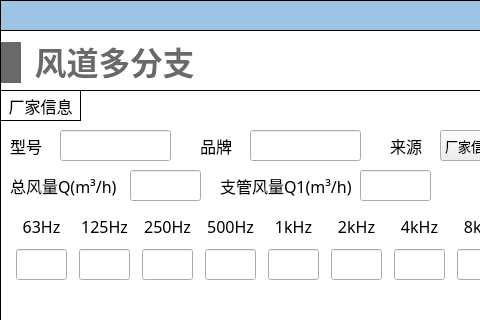
haobana/NoiCal, file NoiseCalSoft/inputDialog/dialog_duct_with_multi_ranc.ui: the form before one commit; both pictures show x 0 to 480 and y 0 to 320 of the 571 by 571 pixel window.
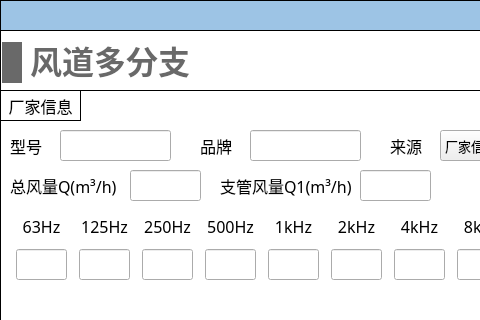
The form after the commit. Icons and pictures are not drawn.

```diff
--- a/NoiseCalSoft/inputDialog/dialog_duct_with_multi_ranc.ui
+++ b/NoiseCalSoft/inputDialog/dialog_duct_with_multi_ranc.ui
@@ -80,66 +80,6 @@
 border: 1px solid #000000;
 }</string>
    </property>
-   <widget class="QWidget" name="layoutWidget_13">
-    <property name="geometry">
-     <rect>
-      <x>1</x>
-      <y>10</y>
-      <width>201</width>
-      <height>45</height>
-     </rect>
-    </property>
-    <layout class="QHBoxLayout" name="horizontalLayout_26">
-     <item>
-      <widget class="QLabel" name="label_32">
-       <property name="minimumSize">
-        <size>
-         <width>20</width>
-         <height>41</height>
-        </size>
-       </property>
-       <property name="maximumSize">
-        <size>
-         <width>20</width>
-         <height>41</height>
-        </size>
-       </property>
-       <property name="styleSheet">
-        <string notr="true">QLabel { 
-border: none; 
-background-color : rgb(105, 105, 105);
-}</string>
-       </property>
-       <property name="text">
-        <string/>
-       </property>
-      </widget>
-     </item>
-     <item>
-      <widget class="QLabel" name="label_33">
-       <property name="font">
-        <font>
-         <family>Microsoft YaHei</family>
-         <pointsize>24</pointsize>
-         <bold>true</bold>
-        </font>
-       </property>
-       <property name="styleSheet">
-        <string notr="true">QLabel { 
-border: none; 
-color : rgb(105, 105, 105);
-}</string>
-       </property>
-       <property name="text">
-        <string>风道多分支</string>
-       </property>
-       <property name="alignment">
-        <set>Qt::AlignBottom|Qt::AlignHCenter</set>
-       </property>
-      </widget>
-     </item>
-    </layout>
-   </widget>
    <widget class="QWidget" name="widget_2" native="true">
     <property name="geometry">
      <rect>
@@ -859,6 +799,66 @@
      </layout>
     </widget>
    </widget>
+   <widget class="QLabel" name="label_32">
+    <property name="geometry">
+     <rect>
+      <x>2</x>
+      <y>12</y>
+      <width>20</width>
+      <height>41</height>
+     </rect>
+    </property>
+    <property name="minimumSize">
+     <size>
+      <width>20</width>
+      <height>41</height>
+     </size>
+    </property>
+    <property name="maximumSize">
+     <size>
+      <width>20</width>
+      <height>41</height>
+     </size>
+    </property>
+    <property name="styleSheet">
+     <string notr="true">QLabel { 
+border: none; 
+background-color : rgb(105, 105, 105);
+}</string>
+    </property>
+    <property name="text">
+     <string/>
+    </property>
+   </widget>
+   <widget class="QLabel" name="label_33">
+    <property name="geometry">
+     <rect>
+      <x>30</x>
+      <y>11</y>
+      <width>160</width>
+      <height>43</height>
+     </rect>
+    </property>
+    <property name="font">
+     <font>
+      <family>Microsoft YaHei</family>
+      <pointsize>24</pointsize>
+      <bold>true</bold>
+     </font>
+    </property>
+    <property name="styleSheet">
+     <string notr="true">QLabel { 
+border: none; 
+color : rgb(105, 105, 105);
+}</string>
+    </property>
+    <property name="text">
+     <string>风道多分支</string>
+    </property>
+    <property name="alignment">
+     <set>Qt::AlignBottom|Qt::AlignHCenter</set>
+    </property>
+   </widget>
   </widget>
   <widget class="QWidget" name="widget" native="true">
    <property name="geometry">
```
Left out of the diff: 16 changed lines with no effect on the pictures.
